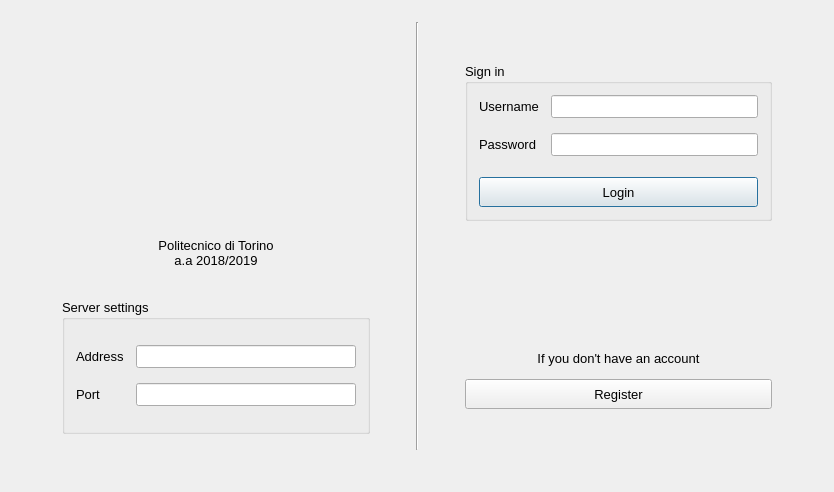
Old version of the form textedit/landingpage.ui in the repository pgallo725/livetext-pds.
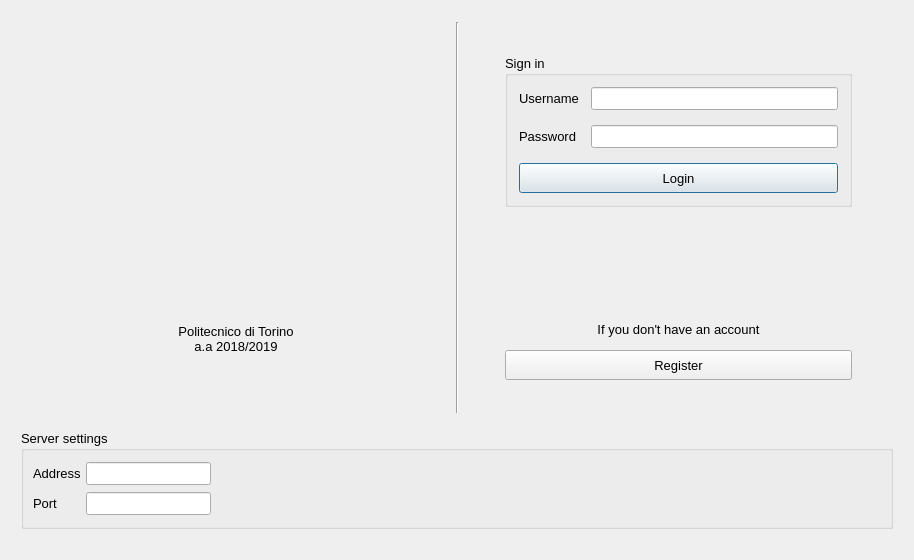
New version of the form. The open tabs and pages were chosen to show the change. Icons and pictures are not drawn.

Commit message: Edited LandingPage server settings

The edit to the form file:
```diff
--- a/textedit/landingpage.ui
+++ b/textedit/landingpage.ui
@@ -6,8 +6,8 @@
    <rect>
     <x>0</x>
     <y>0</y>
-    <width>834</width>
-    <height>492</height>
+    <width>914</width>
+    <height>560</height>
    </rect>
   </property>
   <property name="minimumSize">
@@ -152,97 +152,6 @@
             </property>
            </spacer>
           </item>
-          <item>
-           <layout class="QHBoxLayout" name="horizontalLayout_2">
-            <item>
-             <widget class="QGroupBox" name="groupBox_5">
-              <property name="sizePolicy">
-               <sizepolicy hsizetype="Expanding" vsizetype="Preferred">
-                <horstretch>0</horstretch>
-                <verstretch>0</verstretch>
-               </sizepolicy>
-              </property>
-              <property name="minimumSize">
-               <size>
-                <width>0</width>
-                <height>135</height>
-               </size>
-              </property>
-              <property name="title">
-               <string>Server settings</string>
-              </property>
-              <layout class="QVBoxLayout" name="verticalLayout_3">
-               <item>
-                <layout class="QFormLayout" name="formLayout_3">
-                 <property name="sizeConstraint">
-                  <enum>QLayout::SetDefaultConstraint</enum>
-                 </property>
-                 <property name="formAlignment">
-                  <set>Qt::AlignCenter</set>
-                 </property>
-                 <property name="horizontalSpacing">
-                  <number>12</number>
-                 </property>
-                 <property name="verticalSpacing">
-                  <number>15</number>
-                 </property>
-                 <property name="bottomMargin">
-                  <number>0</number>
-                 </property>
-                 <item row="0" column="0">
-                  <widget class="QLabel" name="label_8">
-                   <property name="text">
-                    <string>Address</string>
-                   </property>
-                  </widget>
-                 </item>
-                 <item row="0" column="1">
-                  <widget class="QLineEdit" name="lineEdit_serverIP">
-                   <property name="sizePolicy">
-                    <sizepolicy hsizetype="Preferred" vsizetype="Preferred">
-                     <horstretch>0</horstretch>
-                     <verstretch>0</verstretch>
-                    </sizepolicy>
-                   </property>
-                  </widget>
-                 </item>
-                 <item row="1" column="0">
-                  <widget class="QLabel" name="label_9">
-                   <property name="text">
-                    <string>Port</string>
-                   </property>
-                  </widget>
-                 </item>
-                 <item row="1" column="1">
-                  <widget class="QLineEdit" name="lineEdit_serverPort">
-                   <property name="sizePolicy">
-                    <sizepolicy hsizetype="Preferred" vsizetype="Preferred">
-                     <horstretch>0</horstretch>
-                     <verstretch>0</verstretch>
-                    </sizepolicy>
-                   </property>
-                  </widget>
-                 </item>
-                </layout>
-               </item>
-              </layout>
-             </widget>
-            </item>
-           </layout>
-          </item>
-          <item>
-           <spacer name="verticalSpacer_4">
-            <property name="orientation">
-             <enum>Qt::Vertical</enum>
-            </property>
-            <property name="sizeHint" stdset="0">
-             <size>
-              <width>20</width>
-              <height>40</height>
-             </size>
-            </property>
-           </spacer>
-          </item>
          </layout>
         </item>
         <item>
@@ -1193,6 +1102,106 @@
       </widget>
      </widget>
     </item>
+    <item row="1" column="1">
+     <layout class="QHBoxLayout" name="horizontalLayout_2">
+      <property name="leftMargin">
+       <number>10</number>
+      </property>
+      <property name="rightMargin">
+       <number>10</number>
+      </property>
+      <item>
+       <widget class="QGroupBox" name="groupBox_5">
+        <property name="sizePolicy">
+         <sizepolicy hsizetype="Expanding" vsizetype="Preferred">
+          <horstretch>0</horstretch>
+          <verstretch>0</verstretch>
+         </sizepolicy>
+        </property>
+        <property name="minimumSize">
+         <size>
+          <width>0</width>
+          <height>0</height>
+         </size>
+        </property>
+        <property name="title">
+         <string>Server settings</string>
+        </property>
+        <layout class="QHBoxLayout" name="horizontalLayout_13">
+         <property name="leftMargin">
+          <number>9</number>
+         </property>
+         <item>
+          <layout class="QFormLayout" name="formLayout_3">
+           <property name="sizeConstraint">
+            <enum>QLayout::SetDefaultConstraint</enum>
+           </property>
+           <property name="formAlignment">
+            <set>Qt::AlignCenter</set>
+           </property>
+           <property name="horizontalSpacing">
+            <number>5</number>
+           </property>
+           <property name="verticalSpacing">
+            <number>7</number>
+           </property>
+           <property name="bottomMargin">
+            <number>0</number>
+           </property>
+           <item row="0" column="0">
+            <widget class="QLabel" name="label_8">
+             <property name="text">
+              <string>Address</string>
+             </property>
+            </widget>
+           </item>
+           <item row="0" column="1">
+            <widget class="QLineEdit" name="lineEdit_serverIP">
+             <property name="sizePolicy">
+              <sizepolicy hsizetype="Preferred" vsizetype="Preferred">
+               <horstretch>0</horstretch>
+               <verstretch>0</verstretch>
+              </sizepolicy>
+             </property>
+            </widget>
+           </item>
+           <item row="1" column="1">
+            <widget class="QLineEdit" name="lineEdit_serverPort">
+             <property name="sizePolicy">
+              <sizepolicy hsizetype="Preferred" vsizetype="Preferred">
+               <horstretch>0</horstretch>
+               <verstretch>0</verstretch>
+              </sizepolicy>
+             </property>
+            </widget>
+           </item>
+           <item row="1" column="0">
+            <widget class="QLabel" name="label_9">
+             <property name="text">
+              <string>Port</string>
+             </property>
+            </widget>
+           </item>
+          </layout>
+         </item>
+         <item>
+          <spacer name="horizontalSpacer_4">
+           <property name="orientation">
+            <enum>Qt::Horizontal</enum>
+           </property>
+           <property name="sizeHint" stdset="0">
+            <size>
+             <width>40</width>
+             <height>20</height>
+            </size>
+           </property>
+          </spacer>
+         </item>
+        </layout>
+       </widget>
+      </item>
+     </layout>
+    </item>
    </layout>
   </widget>
   <widget class="QStatusBar" name="statusBar">
```
Left out of the diff: 2 changed lines with no effect on the pictures. The commit also changes 3 other files.
